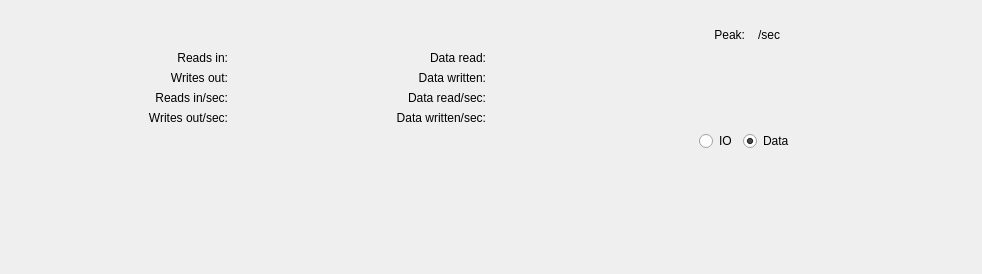
Above: Under Construction/Activity Monitor.app/Resources/activity_monitor/ui/tab_disk_activity.ui from helloSystem/Utilities before the change. Below: the same form after it.
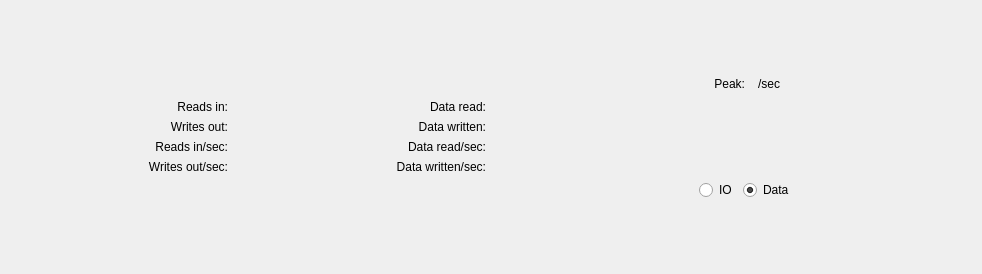
That is the form after the change. Custom widgets are drawn as their Qt base class.

```diff
--- a/Under Construction/Activity Monitor.app/Resources/activity_monitor/ui/tab_disk_activity.ui
+++ b/Under Construction/Activity Monitor.app/Resources/activity_monitor/ui/tab_disk_activity.ui
@@ -43,7 +43,7 @@
         <enum>Qt::Vertical</enum>
        </property>
        <property name="sizeType">
-        <enum>QSizePolicy::Fixed</enum>
+        <enum>QSizePolicy::MinimumExpanding</enum>
        </property>
        <property name="sizeHint" stdset="0">
         <size>
```
Lines whose indentation alone changed are shown as unchanged.
